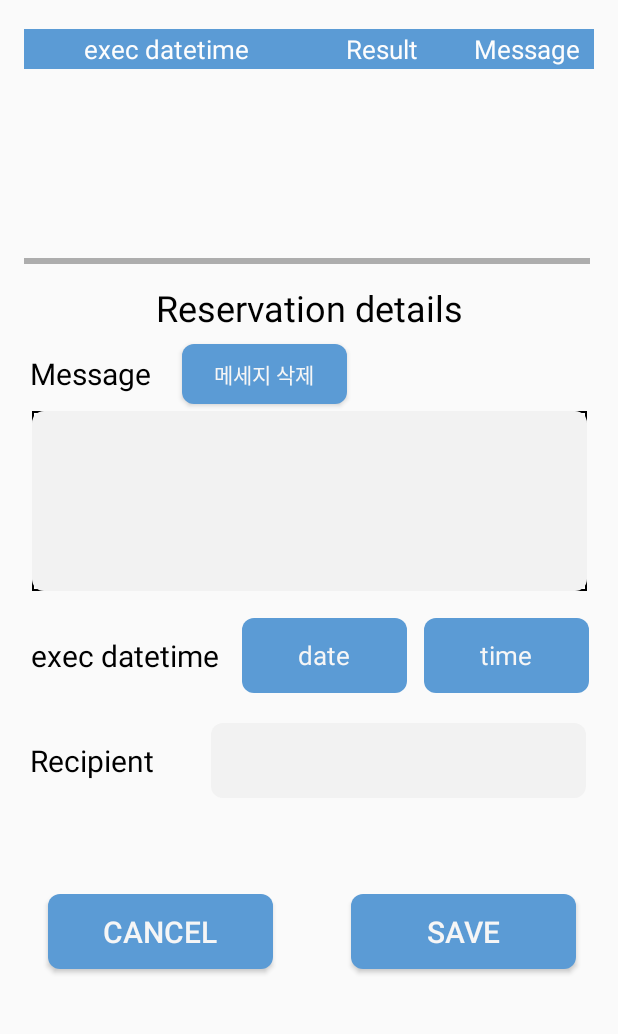
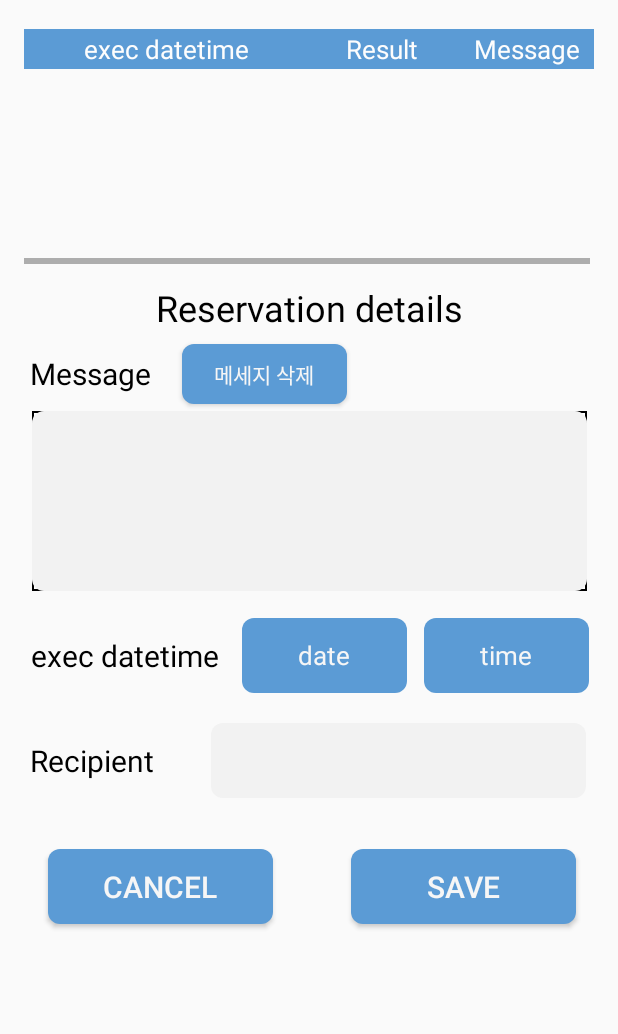
Before and after one commit to kwon-minseok95/CoAlarm, an Android app: the ScheduleActivity screen opened directly, with no data from a screen before it, on a phone screen of 412 x 824 dp, the part 66-1100 px from its top. Run offline under Robolectric (Android 15) with nearby library versions, the phone set to English and light mode, and no system bars.

Commit message:
희원 스케줄

```diff
--- a/app/src/main/res/layout/activity_schedule.xml
+++ b/app/src/main/res/layout/activity_schedule.xml
@@ -203,7 +203,7 @@
         android:id="@+id/save_btn"
         android:layout_width="150dp"
         android:layout_height="50dp"
-        android:layout_marginTop="64dp"
+        android:layout_marginTop="34dp"
         android:layout_marginEnd="28dp"
         android:background="@drawable/button"
         android:text="@string/save"
@@ -217,7 +217,7 @@
         android:layout_width="150dp"
         android:layout_height="50dp"
         android:layout_marginStart="32dp"
-        android:layout_marginTop="64dp"
+        android:layout_marginTop="34dp"
         android:background="@drawable/button"
         android:text="@string/cancel"
         android:textColor="#F6F6F6"
```
Also changed, not shown: app/src/main/java/com/corebank/Coalarm/ScheduleActivity.java (+11 -14 lines), 1 other file.
